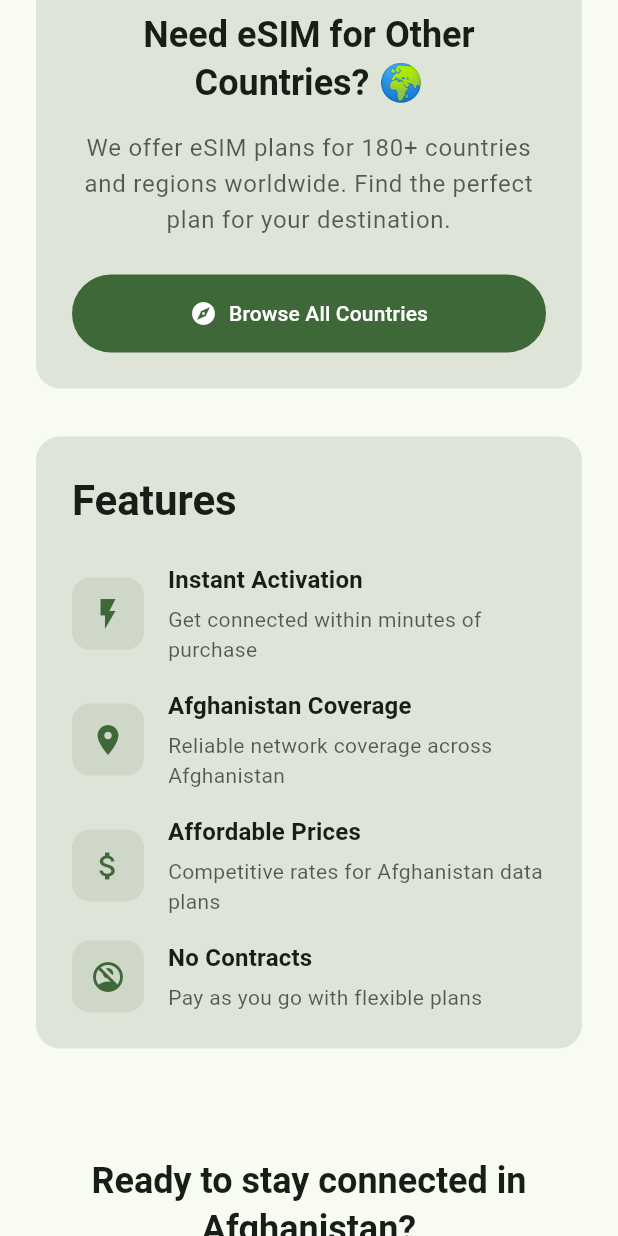
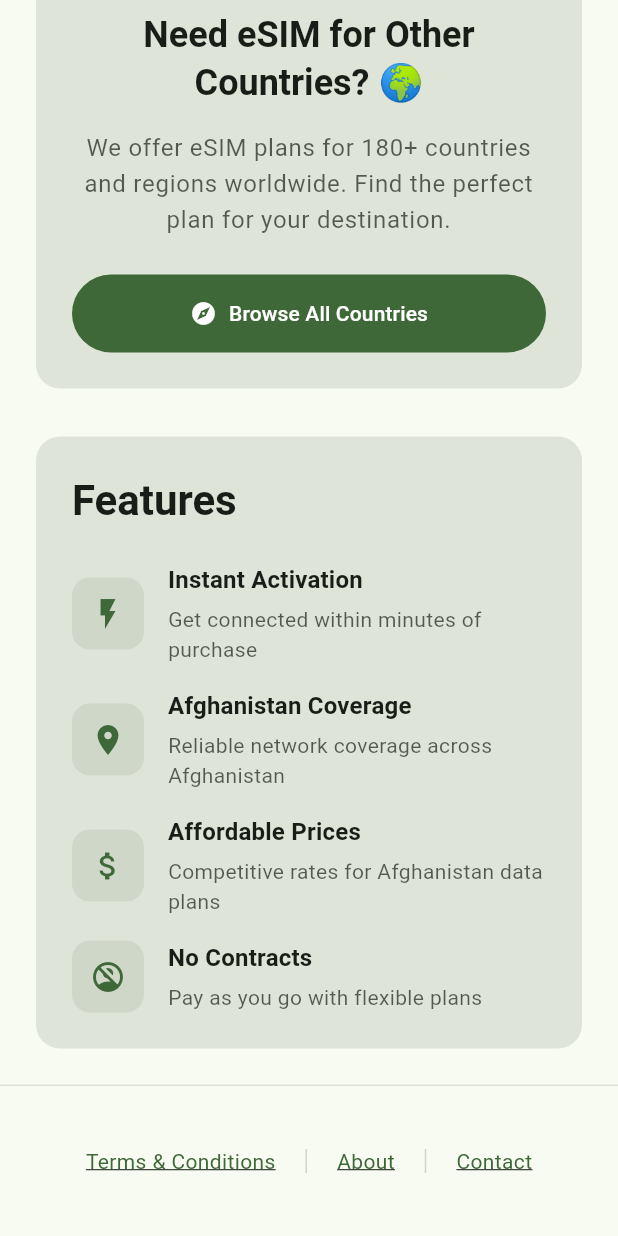
Before and after one commit to hafizullah/asim-platform, a Flutter app: the screen it shows after launch, scrolled down 3097 dp, on a phone screen of 412 x 824 dp. Run offline on Flutter 3.47's test engine with Material 3 defaults, Android fonts, the phone set to English and light mode, and no system bars; our stand-ins replace flutter_svg, webview_flutter.

Commit message:
feat: Refactor Cupertino contact section for improved layout and link handling

```diff
--- a/lib/screens/landing_page.dart
+++ b/lib/screens/landing_page.dart
@@ -569,56 +569,69 @@ class _LandingPageState extends State<LandingPage> {
   Widget _buildCupertinoContactSection(BuildContext context, AppLocalizations localization) {
     return SliverToBoxAdapter(
       child: Container(
-        margin: const EdgeInsets.all(24),
-        padding: const EdgeInsets.all(24),
-        child: Column(
+        padding: const EdgeInsets.symmetric(horizontal: 24, vertical: 32),
+        decoration: BoxDecoration(
+          color: CupertinoColors.systemBackground.resolveFrom(context),
+          border: Border(
+            top: BorderSide(
+              color: CupertinoColors.separator.resolveFrom(context),
+              width: 0.5,
+            ),
+          ),
+        ),
+        child: Row(
+          mainAxisAlignment: MainAxisAlignment.center,
           children: [
-            Text(
-              localization.readyStayConnectedAfghanistan,
-              style: const TextStyle(
-                fontSize: 20,
-                fontWeight: FontWeight.bold,
-              ),
-              textAlign: TextAlign.center,
+            _buildCupertinoFooterLink(
+              context: context,
+              text: 'Terms & Conditions',
+              onTap: () => _launchURL('https://asim.esimqr.link/terms'),
             ),
-            const SizedBox(height: 16),
-            Text(
-              localization.chooseAfghanistanPlan,
-              style: TextStyle(
-                fontSize: 16,
-                color: CupertinoColors.secondaryLabel.resolveFrom(context),
-              ),
-              textAlign: TextAlign.center,
+            _buildCupertinoFooterDivider(context),
+            _buildCupertinoFooterLink(
+              context: context,
+              text: localization.about,
+              onTap: () => _launchURL('https://asim.esimqr.link/about'),
             ),
-            const SizedBox(height: 24),
-            Row(
-              mainAxisAlignment: MainAxisAlignment.spaceEvenly,
-              children: [
-                Expanded(
-                  child: CupertinoButton.filled(
-                    onPressed: () {
-                      if (_afghanistanPlans.isNotEmpty) {
-                        _launchURL(_afghanistanPlans.first.directLink);
-                      } else {
-                        _launchURL('https://asim.esimqr.link/');
-                      }
-                    },
-                    child: Text(localization.buyNow),
-                  ),
-                ),
-                const SizedBox(width: 16),
-                Expanded(
-                  child: CupertinoButton(
-                    onPressed: () => _launchURL('https://asim.esimqr.link/'),
-                    child: Text(localization.contact),
-                  ),
-                ),
-              ],
+            _buildCupertinoFooterDivider(context),
+            _buildCupertinoFooterLink(
+              context: context,
+              text: localization.contact,
+              onTap: () => _launchURL('https://asim.esimqr.link/contact'),
             ),
-            const SizedBox(height: 40),
           ],
         ),
       ),
+    );
+  }
+
+  Widget _buildCupertinoFooterLink({
+    required BuildContext context,
+    required String text,
+    required VoidCallback onTap,
+  }) {
+    return GestureDetector(
+      onTap: onTap,
+      child: Padding(
+        padding: const EdgeInsets.symmetric(horizontal: 12, vertical: 8),
+        child: Text(
+          text,
+          style: TextStyle(
+            fontSize: 14,
+            color: CupertinoColors.systemBlue.resolveFrom(context),
+            decoration: TextDecoration.underline,
+          ),
+        ),
+      ),
+    );
+  }
+
+  Widget _buildCupertinoFooterDivider(BuildContext context) {
+    return Container(
+      width: 1,
+      height: 16,
+      margin: const EdgeInsets.symmetric(horizontal: 8),
+      color: CupertinoColors.separator.resolveFrom(context),
     );
   }
 
@@ -794,53 +807,72 @@ class _LandingPageState extends State<LandingPage> {
 
     return SliverToBoxAdapter(
       child: Container(
-        margin: const EdgeInsets.all(24),
-        padding: const EdgeInsets.all(24),
-        child: Column(
+        padding: const EdgeInsets.symmetric(horizontal: 24, vertical: 32),
+        decoration: BoxDecoration(
+          color: colorScheme.surface,
+          border: Border(
+            top: BorderSide(
+              color: colorScheme.outline.withOpacity(0.2),
+              width: 1,
+            ),
+          ),
+        ),
+        child: Row(
+          mainAxisAlignment: MainAxisAlignment.center,
           children: [
-            Text(
-              localization.readyStayConnectedAfghanistan,
-              style: theme.textTheme.headlineSmall?.copyWith(
-                fontWeight: FontWeight.bold,
-              ),
-              textAlign: TextAlign.center,
+            _buildFooterLink(
+              context: context,
+              text: 'Terms & Conditions',
+              onTap: () => _launchURL('https://asim.esimqr.link/terms'),
             ),
-            const SizedBox(height: 16),
-            Text(
-              localization.chooseAfghanistanPlan,
-              style: theme.textTheme.bodyLarge?.copyWith(
-                color: colorScheme.onSurface.withOpacity(0.7),
-              ),
-              textAlign: TextAlign.center,
+            _buildFooterDivider(colorScheme),
+            _buildFooterLink(
+              context: context,
+              text: localization.about,
+              onTap: () => _launchURL('https://asim.esimqr.link/about'),
             ),
-            const SizedBox(height: 24),
-            Wrap(
-              spacing: 16,
-              runSpacing: 16,
-              alignment: WrapAlignment.center,
-              children: [
-                FilledButton.icon(
-                  onPressed: () {
-                    if (_afghanistanPlans.isNotEmpty) {
-                      _launchURL(_afghanistanPlans.first.directLink);
-                    } else {
-                      _launchURL('https://asim.esimqr.link/');
-                    }
-                  },
-                  icon: const Icon(Icons.shopping_cart),
-                  label: Text(localization.buyNow),
-                ),
-                OutlinedButton.icon(
-                  onPressed: () => _launchURL('https://asim.esimqr.link/'),
-                  icon: const Icon(Icons.support_agent),
-                  label: Text(localization.contact),
-                ),
-              ],
+            _buildFooterDivider(colorScheme),
+            _buildFooterLink(
+              context: context,
+              text: localization.contact,
+              onTap: () => _launchURL('https://asim.esimqr.link/contact'),
             ),
-            const SizedBox(height: 40),
           ],
         ),
       ),
+    );
+  }
+
+  Widget _buildFooterLink({
+    required BuildContext context,
+    required String text,
+    required VoidCallback onTap,
+  }) {
+    final theme = Theme.of(context);
+    final colorScheme = theme.colorScheme;
+
+    return InkWell(
+      onTap: onTap,
+      borderRadius: BorderRadius.circular(4),
+      child: Padding(
+        padding: const EdgeInsets.symmetric(horizontal: 12, vertical: 8),
+        child: Text(
+          text,
+          style: theme.textTheme.bodyMedium?.copyWith(
+            color: colorScheme.primary,
+            decoration: TextDecoration.underline,
+          ),
+        ),
+      ),
+    );
+  }
+
+  Widget _buildFooterDivider(ColorScheme colorScheme) {
+    return Container(
+      width: 1,
+      height: 16,
+      margin: const EdgeInsets.symmetric(horizontal: 8),
+      color: colorScheme.outline.withOpacity(0.3),
     );
   }
 
@@ -1051,51 +1083,4 @@ class _LandingPageState extends State<LandingPage> {
     );
   }
 
-  Widget _buildCupertinoOtherCountriesSection(BuildContext context, AppLocalizations localization) {
-    return SliverToBoxAdapter(
-      child: Container(
-        margin: const EdgeInsets.symmetric(horizontal: 24, vertical: 8),
-        padding: const EdgeInsets.all(24),
-        decoration: BoxDecoration(
-          color: CupertinoColors.systemGroupedBackground.resolveFrom(context),
-          borderRadius: BorderRadius.circular(16),
-        ),
-        child: Column(
-          children: [
-            const Icon(
-              CupertinoIcons.globe,
-              size: 48,
-              color: Color(0xFF2E7D32),
-            ),
-            const SizedBox(height: 16),
-            Text(
-              localization.needEsimOtherCountries,
-              style: const TextStyle(
-                fontSize: 20,
-                fontWeight: FontWeight.bold,
-              ),
-              textAlign: TextAlign.center,
-            ),
-            const SizedBox(height: 16),
-            Text(
-              localization.otherCountriesDescription,
-              style: TextStyle(
-                fontSize: 16,
-                color: CupertinoColors.secondaryLabel.resolveFrom(context),
-              ),
-              textAlign: TextAlign.center,
-            ),
-            const SizedBox(height: 24),
-            SizedBox(
-              width: double.infinity,
-              child: CupertinoButton.filled(
-                onPressed: () => _launchURL('https://asim.esimqr.link/'),
-                child: Text(localization.browseAllCountries),
-              ),
-            ),
-          ],
-        ),
-      ),
-    );
-  }
 }
```
